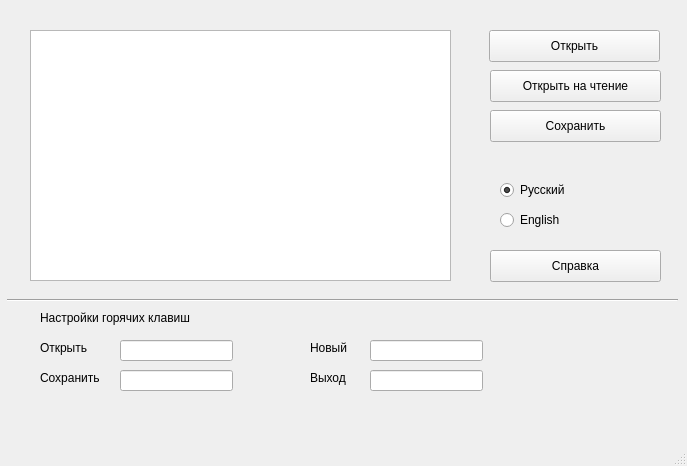
Before: the Qt Designer form gui04/main_window.ui in bazyak/gui, drawn with Qt 5.
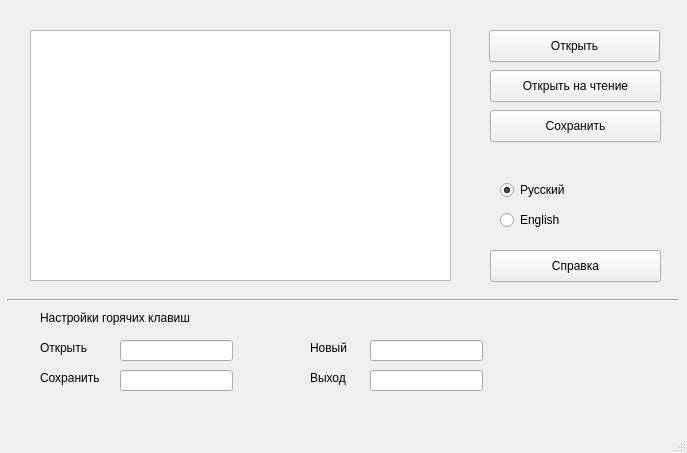
After: the same form once the commit is applied.

```diff
--- a/gui04/main_window.ui
+++ b/gui04/main_window.ui
@@ -10,9 +10,15 @@
     <x>0</x>
     <y>0</y>
     <width>687</width>
-    <height>466</height>
+    <height>453</height>
    </rect>
   </property>
+  <property name="sizePolicy">
+   <sizepolicy hsizetype="Fixed" vsizetype="Fixed">
+    <horstretch>0</horstretch>
+    <verstretch>0</verstretch>
+   </sizepolicy>
+  </property>
   <property name="windowTitle">
    <string>Урок 04</string>
   </property>
```
Left out of the diff: 10 changed lines with no effect on the pictures.
